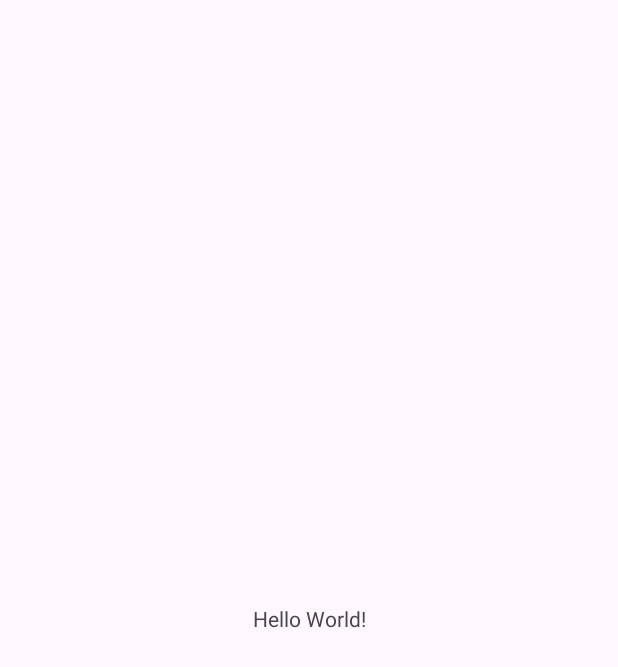
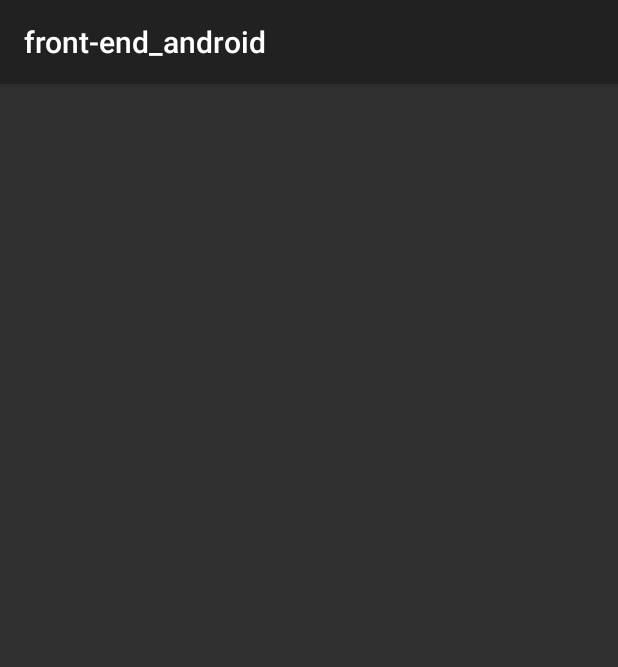
Before and after one commit to tukcomCD2024/4K, an Android app: the screen it shows after launch (MainActivity), on a phone screen of 412 x 824 dp. Before the commit the part shown is almost empty. Shown: the top 667 px of the screen. Run offline under Robolectric (Android 15) with nearby library versions, the phone set to English and light mode, and no system bars.

Commit message:
design
theme design

```diff
--- a/app/src/main/AndroidManifest.xml
+++ b/app/src/main/AndroidManifest.xml
@@ -10,19 +10,21 @@
         android:label="@string/app_name"
         android:roundIcon="@mipmap/ic_launcher_round"
         android:supportsRtl="true"
-        android:theme="@style/Theme.Frontend_android"
+        android:theme="@style/Theme.AppCompat"
         tools:targetApi="31">
         <activity
             android:name=".SignUp"
             android:exported="false" />
 
+        <!--
     <meta-data
         android:name="com.google.android.actions"
         android:resource="@xml/input" />
+    -->
 
     <activity
         android:name=".Login"
-            android:exported="false" />
+        android:exported="true" />
     <activity
         android:name=".MainActivity"
         android:exported="true">
--- a/app/src/main/res/layout/activity_main.xml
+++ b/app/src/main/res/layout/activity_main.xml
@@ -4,15 +4,4 @@
     xmlns:tools="http://schemas.android.com/tools"
     android:layout_width="match_parent"
     android:layout_height="match_parent"
-    tools:context=".MainActivity">
-
-    <TextView
-        android:layout_width="wrap_content"
-        android:layout_height="wrap_content"
-        android:text="Hello World!"
-        app:layout_constraintBottom_toBottomOf="parent"
-        app:layout_constraintEnd_toEndOf="parent"
-        app:layout_constraintStart_toStartOf="parent"
-        app:layout_constraintTop_toTopOf="parent" />
-
-</androidx.constraintlayout.widget.ConstraintLayout>
+    tools:context=".MainActivity"/>
--- a/app/src/main/res/values/strings.xml
+++ b/app/src/main/res/values/strings.xml
@@ -45,5 +45,4 @@
         or continue with
     </string>
 
-
 </resources>
--- a/app/src/main/res/values/themes.xml
+++ b/app/src/main/res/values/themes.xml
@@ -67,5 +67,4 @@
         <item name="android:textColor">#B5B5B5</item>
     </style>
 
-
 </resources>
```
Also changed, not shown: app/src/main/res/values-night/themes.xml (+13 -5 lines). Lines whose indentation alone changed are shown as unchanged.
